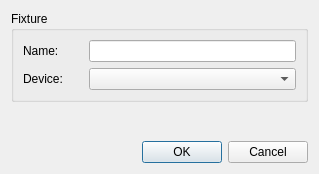
This is qLights/Forms/dlgFixture.ui in AKuhle/aDev as Qt 5 draws it before an edit. The edited form follows.
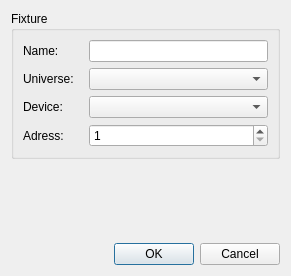
This is the edited form.

The edit to the form file:
```diff
--- a/qLights/Forms/dlgFixture.ui
+++ b/qLights/Forms/dlgFixture.ui
@@ -6,8 +6,8 @@
    <rect>
     <x>0</x>
     <y>0</y>
-    <width>319</width>
-    <height>174</height>
+    <width>291</width>
+    <height>276</height>
    </rect>
   </property>
   <property name="windowTitle">
@@ -46,6 +46,32 @@
         </item>
        </layout>
       </item>
+      <item>
+       <layout class="QHBoxLayout" name="horizontalLayout_4">
+        <item>
+         <widget class="QLabel" name="label_4">
+          <property name="minimumSize">
+           <size>
+            <width>60</width>
+            <height>0</height>
+           </size>
+          </property>
+          <property name="maximumSize">
+           <size>
+            <width>60</width>
+            <height>16777215</height>
+           </size>
+          </property>
+          <property name="text">
+           <string>Universe:</string>
+          </property>
+         </widget>
+        </item>
+        <item>
+         <widget class="QComboBox" name="m_pUniverse"/>
+        </item>
+       </layout>
+      </item>
       <item>
        <layout class="QHBoxLayout" name="horizontalLayout_2">
         <item>
@@ -72,6 +98,39 @@
         </item>
        </layout>
       </item>
+      <item>
+       <layout class="QHBoxLayout" name="horizontalLayout_3">
+        <item>
+         <widget class="QLabel" name="label_3">
+          <property name="minimumSize">
+           <size>
+            <width>60</width>
+            <height>0</height>
+           </size>
+          </property>
+          <property name="maximumSize">
+           <size>
+            <width>60</width>
+            <height>16777215</height>
+           </size>
+          </property>
+          <property name="text">
+           <string>Adress:</string>
+          </property>
+         </widget>
+        </item>
+        <item>
+         <widget class="QSpinBox" name="m_pAdress">
+          <property name="minimum">
+           <number>1</number>
+          </property>
+          <property name="maximum">
+           <number>512</number>
+          </property>
+         </widget>
+        </item>
+       </layout>
+      </item>
      </layout>
     </widget>
    </item>
```
